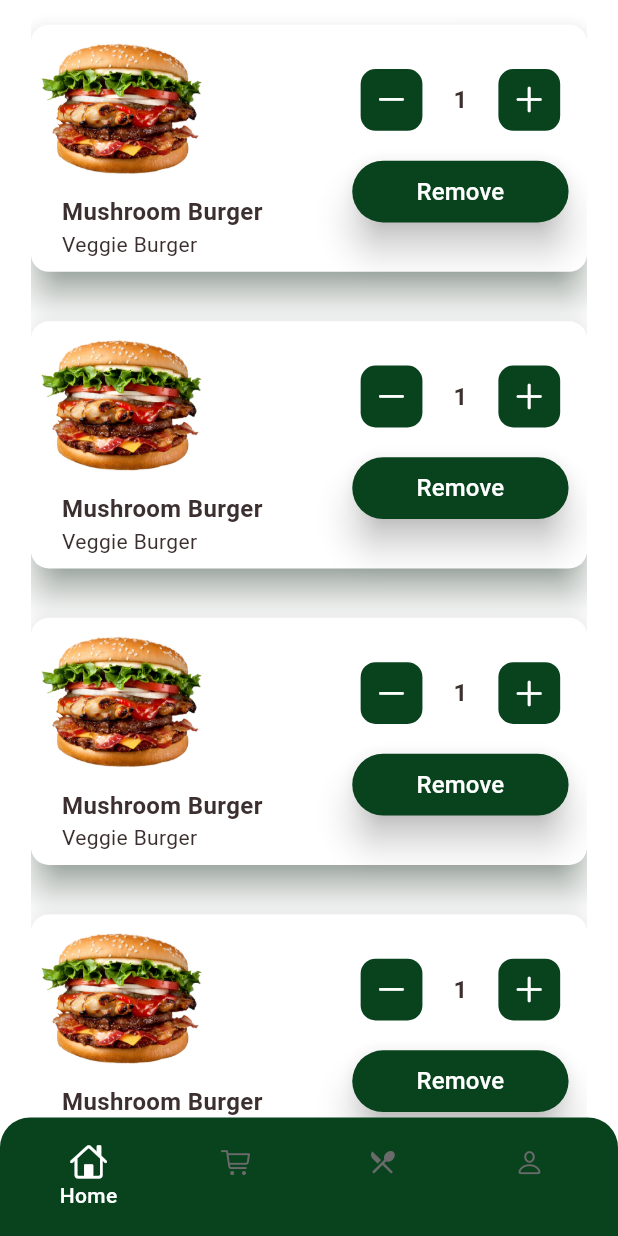
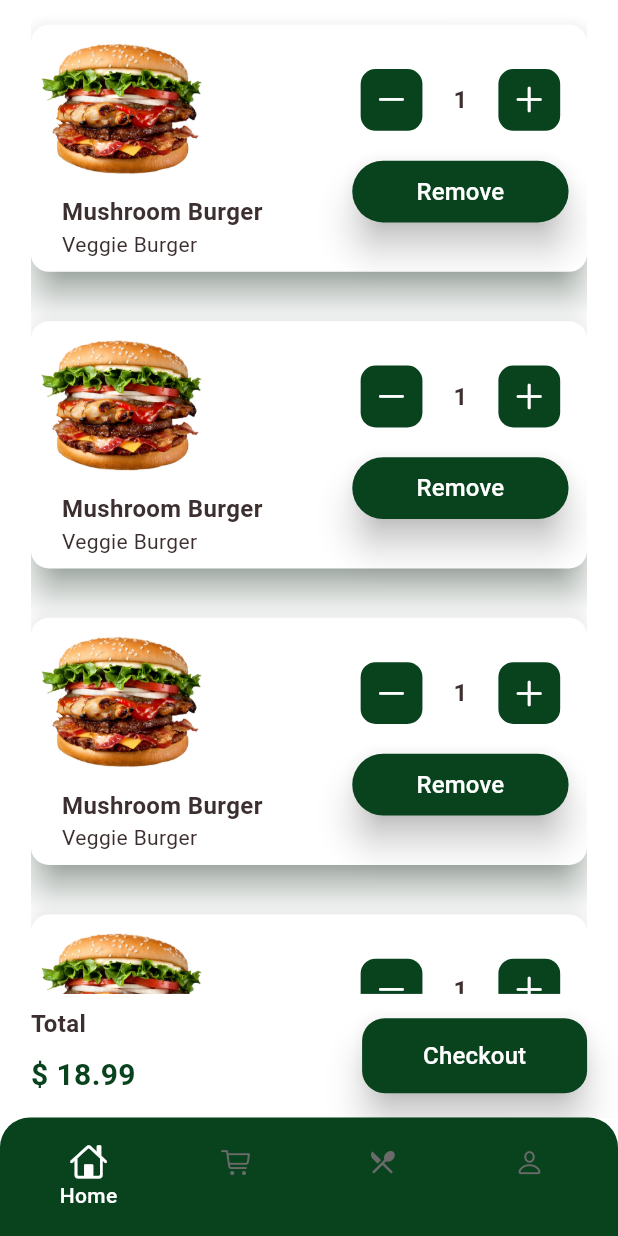
Before and after one commit to M-Waleed-Elsherbeny/Hungry-App, a Flutter app: the screen it shows after launch, swiped to page 2, on a phone screen of 412 x 824 dp. Run offline on Flutter 3.47's test engine with Material 3 defaults, Android fonts, the phone set to English and light mode, and no system bars; our stand-ins replace flutter_svg, google_fonts.

Commit message:
improved design on Cart Screen

```diff
--- a/lib/features/cart/view/cart_view.dart
+++ b/lib/features/cart/view/cart_view.dart
@@ -1,4 +1,3 @@
-import 'package:flutter/cupertino.dart';
 import 'package:flutter/material.dart';
 import 'package:hungry_app/core/components/custom_button.dart';
 import 'package:hungry_app/core/styles/assets/app_assets.dart';
@@ -8,21 +7,24 @@ import 'package:hungry_app/core/utils/spacer.dart';
 import 'package:hungry_app/features/cart/widgets/custom_add_remove_buttons.dart';
 import 'package:hungry_app/features/cart/widgets/custom_cart_image_with_desc.dart';
 
-class CartView extends StatelessWidget {
+class CartView extends StatefulWidget {
   const CartView({super.key});
 
+  @override
+  State<CartView> createState() => _CartViewState();
+}
+
+class _CartViewState extends State<CartView> {
+  int initialTotal = 1;
   @override
   Widget build(BuildContext context) {
     double deviceHeight = MediaQuery.of(context).size.height;
     double deviceWidth = MediaQuery.of(context).size.width;
-    return Padding(
+    return Scaffold(
+      body: Padding(
         padding: EdgeInsets.symmetric(horizontal: deviceWidth * 0.05),
-      child: SingleChildScrollView(
-        child: Column(
-          children: [
-            ListView.builder(
-              shrinkWrap: true,
-              physics: const NeverScrollableScrollPhysics(),
+        child: ListView.builder(
+          padding: EdgeInsets.only(bottom: deviceHeight * 0.1),
           itemCount: 4,
           itemBuilder: (_, index) {
             return Card(
@@ -43,18 +45,34 @@ class CartView extends StatelessWidget {
                   const Spacer(),
                   CustomAddRemoveButtons(
                     onTopRemoveButton: () {},
-                        onTapAddButton: () {},
-                        onTapMinusButton: () {},
-                        increaseValue: 1,
+                    onTapAddButton: () {
+                      setState(() {
+                        initialTotal++;
+                      });
+                    },
+                    onTapMinusButton: () {
+                      if (initialTotal > 1) {
+                        initialTotal--;
+                        setState(() {});
+                      }
+                    },
+                    increaseValue: initialTotal,
                   ),
                 ],
               ),
             );
           },
         ),
-            // heightSpace(deviceHeight * 0.01),
-            Padding(
-              padding: EdgeInsets.symmetric(horizontal: deviceWidth * 0.05),
+      ),
+      // Total Section
+      bottomSheet: Container(
+        width: double.infinity,
+        height: deviceHeight * 0.1,
+        color: AppColors.kWhiteColor,
+        padding: EdgeInsets.symmetric(
+          vertical: deviceHeight * 0.01,
+          horizontal: deviceWidth * 0.05,
+        ),
         child: Row(
           children: [
             Column(
@@ -62,18 +80,12 @@ class CartView extends StatelessWidget {
               children: [
                 const Text("Total", style: AppTextStyle.textBrown16W600),
                 heightSpace(deviceHeight * 0.01),
-                      const Text(
-                        "\$ 18.99",
-                        style: AppTextStyle.textGreen20WBold,
-                      ),
+                const Text("\$ 18.99", style: AppTextStyle.textGreen20WBold),
               ],
             ),
             const Spacer(),
             CustomButton(title: "Checkout", onTap: () {}),
-                  heightSpace(deviceHeight * 0.2),
-                ],
-              ),
-            ),
+            heightSpace(deviceHeight * 0.1),
           ],
         ),
       ),
--- a/lib/features/cart/widgets/custom_add_remove_buttons.dart
+++ b/lib/features/cart/widgets/custom_add_remove_buttons.dart
@@ -1,5 +1,4 @@
 import 'package:flutter/cupertino.dart';
-import 'package:flutter/material.dart';
 import 'package:hungry_app/core/styles/fonts/app_text_style.dart';
 import 'package:hungry_app/core/utils/spacer.dart';
 import 'package:hungry_app/features/cart/widgets/add_and_minus.dart';
@@ -11,10 +10,11 @@ class CustomAddRemoveButtons extends StatelessWidget {
     required this.onTopRemoveButton,
     required this.onTapAddButton,
     required this.onTapMinusButton,
-    required this.increaseValue,
+    required this.increaseValue, this.index,
   });
   final VoidCallback onTopRemoveButton, onTapAddButton, onTapMinusButton;
   final int increaseValue;
+  final int? index;
 
   @override
   Widget build(BuildContext context) {
--- a/lib/features/products/view/product_details_view.dart
+++ b/lib/features/products/view/product_details_view.dart
@@ -93,6 +93,7 @@ class _ProductDetailsViewState extends State<ProductDetailsView> {
               ),
 
               heightSpace(deviceHeight * 0.01),
+              // Total Section
               Padding(
                 padding: EdgeInsets.symmetric(horizontal: deviceWidth * 0.05),
                 child: Row(
--- a/lib/features/profile/view/profile_view.dart
+++ b/lib/features/profile/view/profile_view.dart
@@ -5,8 +5,6 @@ class ProfileView extends StatelessWidget {
 
   @override
   Widget build(BuildContext context) {
-    return Container(
-      child: const Center(child: Text("Profile View")),
-    );
+    return Container(child: const Center(child: Text("Profile View")));
   }
 }
```
Lines whose indentation alone changed are shown as unchanged.
